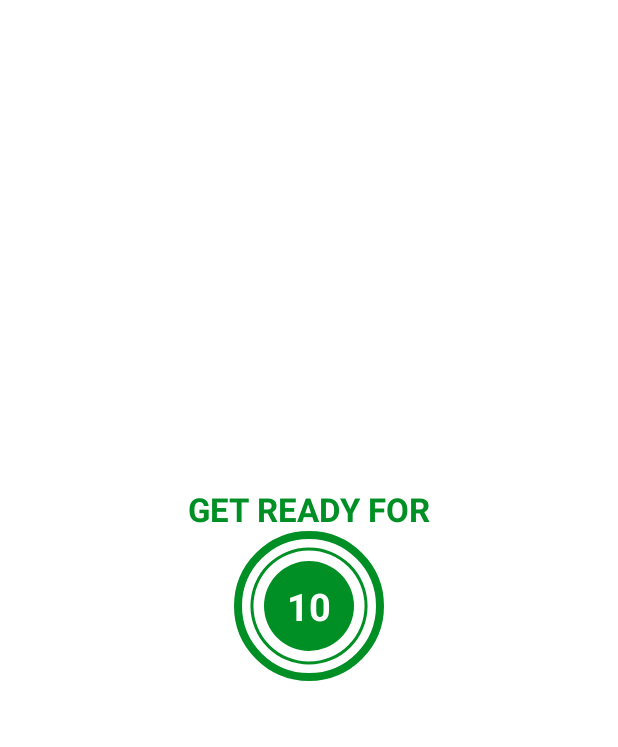
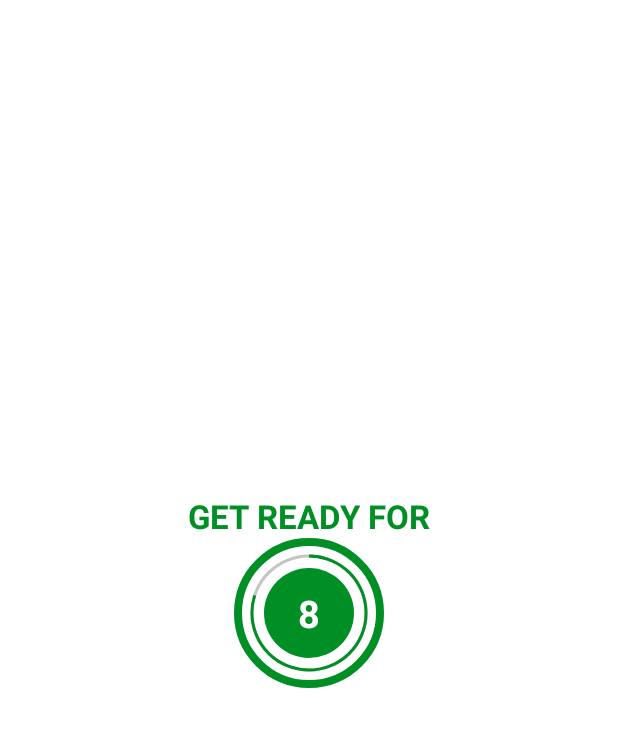
Before and after one commit to pranshu-45/7-Minute-Workout, an Android app: the ExerciseActivity screen opened directly, with no data from a screen before it, on a phone screen of 412 x 824 dp, the part 62-809 px from its top. Run offline under Robolectric (Android 15) with nearby library versions, the phone set to English and light mode, and no system bars.

Commit message:
rest,exercise timer distinguished

```diff
--- a/app/src/main/java/com/example/a7minworkoutapp/ExerciseActivity.kt
+++ b/app/src/main/java/com/example/a7minworkoutapp/ExerciseActivity.kt
@@ -2,33 +2,112 @@ package com.example.a7minworkoutapp
 
 import androidx.appcompat.app.AppCompatActivity
 import android.os.Bundle
+import android.os.CountDownTimer
 import android.view.MenuItem
+import android.view.View
+import android.widget.Toast
 import androidx.core.internal.view.SupportMenu
 import com.example.a7minworkoutapp.databinding.ActivityExerciseBinding
 
 class ExerciseActivity : AppCompatActivity() {
 
-    private var binding : ActivityExerciseBinding? = null;
+    private var binding : ActivityExerciseBinding? = null
+    private var restTimer:CountDownTimer?=null
+    private var restProgress:Int=0
+    private var maxRestTime:Int=10
+    private var exerciseTimer:CountDownTimer?=null
+    private var exerciseProgress:Int=0
+    private var maxExerciseTime:Int=15
+
     override fun onCreate(savedInstanceState: Bundle?) {
         super.onCreate(savedInstanceState)
         binding = ActivityExerciseBinding.inflate(layoutInflater)
         setContentView(binding?.root)
 
         setSupportActionBar(binding?.toolbarExercise)
-
-
         if(supportActionBar!=null){
             supportActionBar?.setDisplayHomeAsUpEnabled(true)
         }
-
         binding?.toolbarExercise?.setNavigationOnClickListener{
             onBackPressed()
         }
+
+        setupRestView()
+
+    }
+
+    private fun setUpExerciseView() {
+        if(exerciseTimer!=null){
+            exerciseTimer!!.cancel()
+            exerciseProgress=0
+        }
+        binding?.tvTitle?.text="YEAH COME ON"
+        binding?.flRestProgressBar?.visibility=View.INVISIBLE
+        binding?.flExerciseProgressBar?.visibility=View.VISIBLE
+        setExerciseProgressBar()
+    }
+
+    private fun setExerciseProgressBar() {
+        exerciseProgress = 0
+        binding?.exerciseProgressBar?.max=maxExerciseTime
+
+        exerciseTimer = object:CountDownTimer((maxExerciseTime*1000).toLong(),1000){
+            override fun onTick(millisUntilFinished: Long) {
+                exerciseProgress++
+                binding?.exerciseProgressBar?.progress=maxExerciseTime-exerciseProgress
+                binding?.exerciseTvTimer?.text=(maxExerciseTime-exerciseProgress).toString()
+            }
+
+            override fun onFinish() {
+                Toast.makeText(this@ExerciseActivity,"Now we will rest",Toast.LENGTH_SHORT).show()
+                setupRestView()
+            }
+        }.start()
+    }
+
+    private fun setupRestView() {
+        if(restTimer!=null){
+            restTimer!!.cancel()
+            restProgress=0
+        }
+        binding?.tvTitle?.text="GET READY FOR"
+        binding?.flExerciseProgressBar?.visibility=View.INVISIBLE
+        binding?.flRestProgressBar?.visibility=View.VISIBLE
+        setRestProgressBar()
+    }
+
+    private fun setRestProgressBar() {
+        restProgress=0
+        binding?.restProgressBar?.max=maxRestTime
+        restTimer = object: CountDownTimer((maxRestTime*1000).toLong(),1000){
+            override fun onTick(millisUntilFinished: Long) {
+                restProgress++
+                binding?.restProgressBar?.progress = maxRestTime-restProgress
+                binding?.restTvTimer?.text = (maxRestTime-restProgress).toString()
+            }
+
+            override fun onFinish() {
+                Toast.makeText(this@ExerciseActivity,"Now we will start the exercise",Toast.LENGTH_SHORT).show()
+                setUpExerciseView()
+            }
+
+        }.start()
     }
 
 
     override fun onDestroy() {
         super.onDestroy()
+
+        if(restTimer!=null){
+            restTimer!!.cancel()
+            restProgress=0
+        }
+
+        if(exerciseTimer!=null){
+            exerciseTimer!!.cancel()
+            exerciseProgress=0
+        }
+
         binding = null
     }
 }
--- a/app/src/main/res/drawable/circular_progress_gray.xml
+++ b/app/src/main/res/drawable/circular_progress_gray.xml
@@ -5,7 +5,7 @@
             android:shape="ring"
             android:innerRadiusRatio="2.7"
             android:thicknessRatio="50.0"
-            android:useLevel="true"
+            android:useLevel="false"
             >
             <solid android:color="@color/lightGray"/>
         </shape>
--- a/app/src/main/res/layout/activity_exercise.xml
+++ b/app/src/main/res/layout/activity_exercise.xml
@@ -25,14 +25,14 @@
         android:textStyle="bold"
         app:layout_constraintStart_toStartOf="parent"
         app:layout_constraintEnd_toEndOf="parent"
-        app:layout_constraintBottom_toTopOf="@id/flProgressBar"
+        app:layout_constraintBottom_toTopOf="@id/flRestProgressBar"
         />
 
     <FrameLayout
-        android:id="@+id/flProgressBar"
+        android:id="@+id/flRestProgressBar"
         android:layout_width="100dp"
         android:layout_height="100dp"
-        android:layout_marginTop="10dp"
+        android:layout_marginTop="20dp"
         android:background="@drawable/item_circular_color_accent_border"
         app:layout_constraintTop_toBottomOf="@id/toolbarExercise"
         app:layout_constraintStart_toStartOf="parent"
@@ -40,7 +40,7 @@
         app:layout_constraintBottom_toBottomOf="parent">
 
         <ProgressBar
-            android:id="@+id/progressBar"
+            android:id="@+id/restProgressBar"
             style="?android:attr/progressBarStyleHorizontal"
             android:layout_width="100dp"
             android:layout_height="100dp"
@@ -60,7 +60,53 @@
             android:gravity="center">
 
             <TextView
-                android:id="@+id/tvTimer"
+                android:id="@+id/restTvTimer"
+                android:layout_width="wrap_content"
+                android:layout_height="wrap_content"
+                android:textColor="#FFFFFF"
+                android:textSize="25sp"
+                android:textStyle="bold"
+                android:text="10"/>
+
+        </LinearLayout>
+
+    </FrameLayout>
+
+    <FrameLayout
+        android:id="@+id/flExerciseProgressBar"
+        android:layout_width="100dp"
+        android:layout_height="100dp"
+        android:layout_marginTop="20dp"
+        android:visibility="gone"
+        tools:visibility="visible"
+        android:background="@drawable/item_circular_color_accent_border"
+        app:layout_constraintTop_toBottomOf="@id/toolbarExercise"
+        app:layout_constraintStart_toStartOf="parent"
+        app:layout_constraintEnd_toEndOf="parent"
+        app:layout_constraintBottom_toBottomOf="parent">
+
+        <ProgressBar
+            android:id="@+id/exerciseProgressBar"
+            style="?android:attr/progressBarStyleHorizontal"
+            android:layout_width="100dp"
+            android:layout_height="100dp"
+            android:layout_gravity="center"
+            android:background="@drawable/circular_progress_gray"
+            android:progressDrawable="@drawable/circular_progress_bar"
+            android:indeterminate="false"
+            android:max="10"
+            android:progress="100"
+            android:rotation="-90"/>
+
+        <LinearLayout
+            android:layout_width="60dp"
+            android:layout_height="60dp"
+            android:layout_gravity="center"
+            android:background="@drawable/item_circular_color_accent_background"
+            android:gravity="center">
+
+            <TextView
+                android:id="@+id/exerciseTvTimer"
                 android:layout_width="wrap_content"
                 android:layout_height="wrap_content"
                 android:textColor="#FFFFFF"
```
